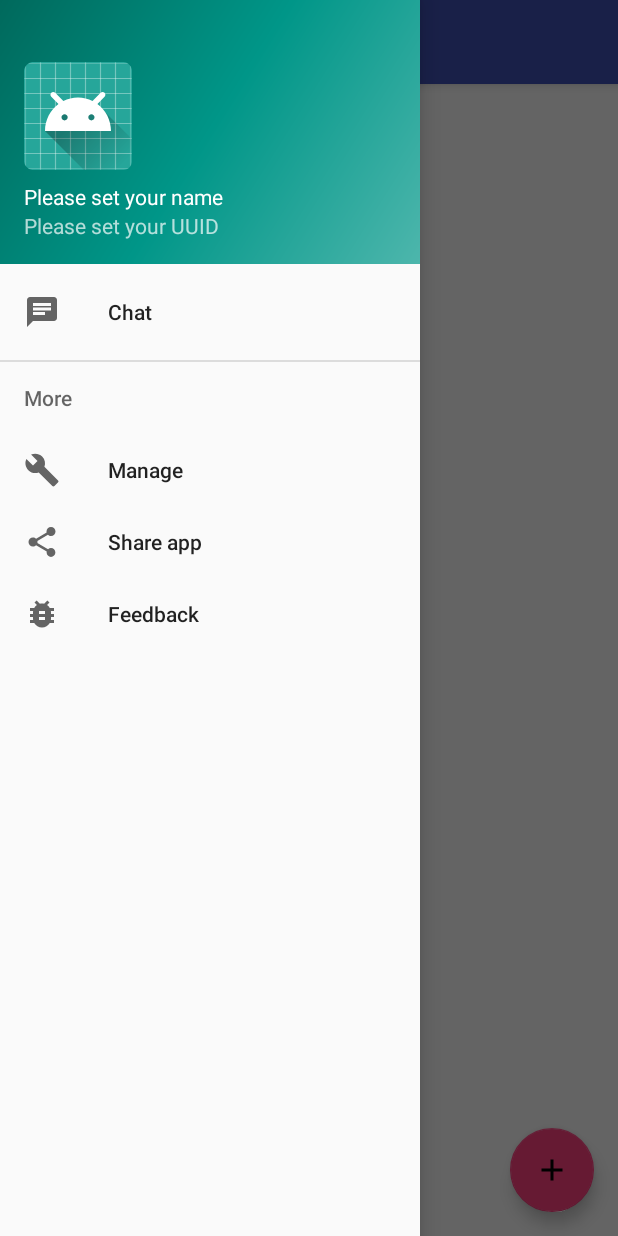
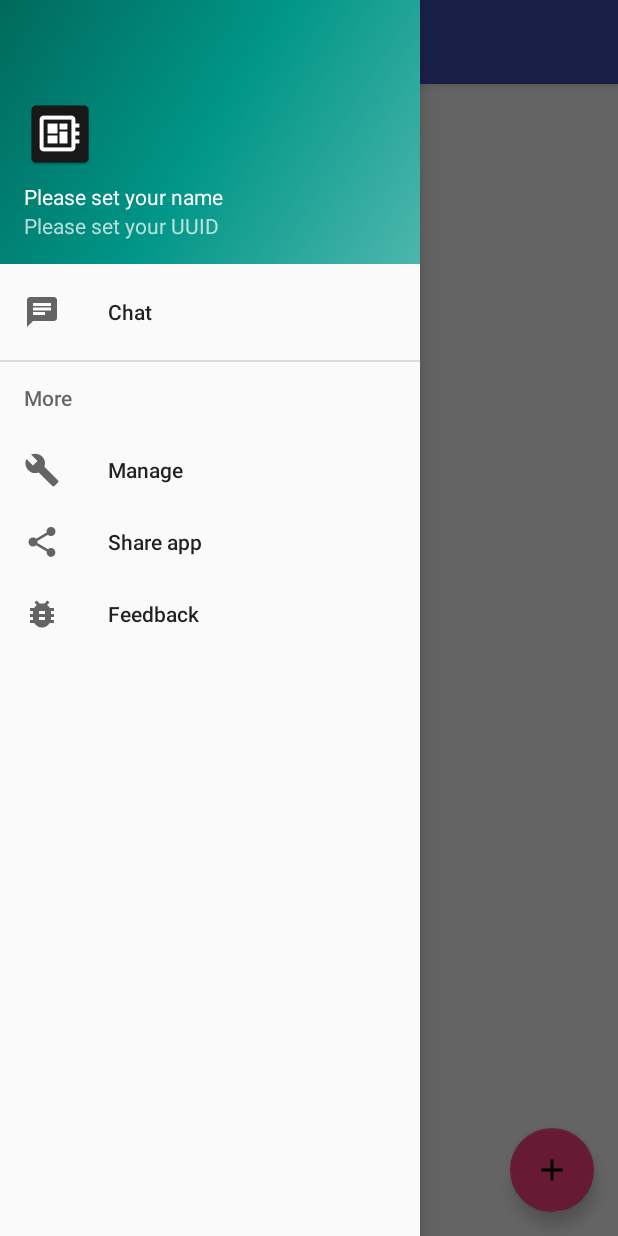
Before and after one commit to Reavershark/meshdevice-android, an Android app: the screen it shows after launch (MainActivity), with the side drawer open, on a phone screen of 412 x 824 dp. Run offline under Robolectric (Android 15) with nearby library versions, the phone set to English and light mode, and no system bars.

Commit message:
New icon

```diff
--- a/app/src/main/AndroidManifest.xml
+++ b/app/src/main/AndroidManifest.xml
@@ -6,7 +6,6 @@
         android:allowBackup="true"
         android:icon="@mipmap/ic_launcher"
         android:label="@string/app_name"
-        android:roundIcon="@mipmap/ic_launcher_round"
         android:supportsRtl="true"
         android:theme="@style/AppTheme">
         <activity
--- a/app/src/main/res/drawable-v24/ic_launcher_foreground.xml
+++ /dev/null
@@ -1,34 +0,0 @@
-<vector xmlns:android="http://schemas.android.com/apk/res/android"
-    xmlns:aapt="http://schemas.android.com/aapt"
-    android:width="108dp"
-    android:height="108dp"
-    android:viewportHeight="108"
-    android:viewportWidth="108">
-    <path
-        android:fillType="evenOdd"
-        android:pathData="M32,64C32,64 38.39,52.99 44.13,50.95C51.37,48.37 70.14,49.57 70.14,49.57L108.26,87.69L108,109.01L75.97,107.97L32,64Z"
-        android:strokeColor="#00000000"
-        android:strokeWidth="1">
-        <aapt:attr name="android:fillColor">
-            <gradient
-                android:endX="78.5885"
-                android:endY="90.9159"
-                android:startX="48.7653"
-                android:startY="61.0927"
-                android:type="linear">
-                <item
-                    android:color="#44000000"
-                    android:offset="0.0" />
-                <item
-                    android:color="#00000000"
-                    android:offset="1.0" />
-            </gradient>
-        </aapt:attr>
-    </path>
-    <path
-        android:fillColor="#FFFFFF"
-        android:fillType="nonZero"
-        android:pathData="M66.94,46.02L66.94,46.02C72.44,50.07 76,56.61 76,64L32,64C32,56.61 35.56,50.11 40.98,46.06L36.18,41.19C35.45,40.45 35.45,39.3 36.18,38.56C36.91,37.81 38.05,37.81 38.78,38.56L44.25,44.05C47.18,42.57 50.48,41.71 54,41.71C57.48,41.71 60.78,42.57 63.68,44.05L69.11,38.56C69.84,37.81 70.98,37.81 71.71,38.56C72.44,39.3 72.44,40.45 71.71,41.19L66.94,46.02ZM62.94,56.92C64.08,56.92 65,56.01 65,54.88C65,53.76 64.08,52.85 62.94,52.85C61.8,52.85 60.88,53.76 60.88,54.88C60.88,56.01 61.8,56.92 62.94,56.92ZM45.06,56.92C46.2,56.92 47.13,56.01 47.13,54.88C47.13,53.76 46.2,52.85 45.06,52.85C43.92,52.85 43,53.76 43,54.88C43,56.01 43.92,56.92 45.06,56.92Z"
-        android:strokeColor="#00000000"
-        android:strokeWidth="1" />
-</vector>
--- a/app/src/main/res/drawable/ic_launcher_background.xml
+++ /dev/null
@@ -1,170 +0,0 @@
-<?xml version="1.0" encoding="utf-8"?>
-<vector xmlns:android="http://schemas.android.com/apk/res/android"
-    android:width="108dp"
-    android:height="108dp"
-    android:viewportHeight="108"
-    android:viewportWidth="108">
-    <path
-        android:fillColor="#26A69A"
-        android:pathData="M0,0h108v108h-108z" />
-    <path
-        android:fillColor="#00000000"
-        android:pathData="M9,0L9,108"
-        android:strokeColor="#33FFFFFF"
-        android:strokeWidth="0.8" />
-    <path
-        android:fillColor="#00000000"
-        android:pathData="M19,0L19,108"
-        android:strokeColor="#33FFFFFF"
-        android:strokeWidth="0.8" />
-    <path
-        android:fillColor="#00000000"
-        android:pathData="M29,0L29,108"
-        android:strokeColor="#33FFFFFF"
-        android:strokeWidth="0.8" />
-    <path
-        android:fillColor="#00000000"
-        android:pathData="M39,0L39,108"
-        android:strokeColor="#33FFFFFF"
-        android:strokeWidth="0.8" />
-    <path
-        android:fillColor="#00000000"
-        android:pathData="M49,0L49,108"
-        android:strokeColor="#33FFFFFF"
-        android:strokeWidth="0.8" />
-    <path
-        android:fillColor="#00000000"
-        android:pathData="M59,0L59,108"
-        android:strokeColor="#33FFFFFF"
-        android:strokeWidth="0.8" />
-    <path
-        android:fillColor="#00000000"
-        android:pathData="M69,0L69,108"
-        android:strokeColor="#33FFFFFF"
-        android:strokeWidth="0.8" />
-    <path
-        android:fillColor="#00000000"
-        android:pathData="M79,0L79,108"
-        android:strokeColor="#33FFFFFF"
-        android:strokeWidth="0.8" />
-    <path
-        android:fillColor="#00000000"
-        android:pathData="M89,0L89,108"
-        android:strokeColor="#33FFFFFF"
-        android:strokeWidth="0.8" />
-    <path
-        android:fillColor="#00000000"
-        android:pathData="M99,0L99,108"
-        android:strokeColor="#33FFFFFF"
-        android:strokeWidth="0.8" />
-    <path
-        android:fillColor="#00000000"
-        android:pathData="M0,9L108,9"
-        android:strokeColor="#33FFFFFF"
-        android:strokeWidth="0.8" />
-    <path
-        android:fillColor="#00000000"
-        android:pathData="M0,19L108,19"
-        android:strokeColor="#33FFFFFF"
-        android:strokeWidth="0.8" />
-    <path
-        android:fillColor="#00000000"
-        android:pathData="M0,29L108,29"
-        android:strokeColor="#33FFFFFF"
-        android:strokeWidth="0.8" />
-    <path
-        android:fillColor="#00000000"
-        android:pathData="M0,39L108,39"
-        android:strokeColor="#33FFFFFF"
-        android:strokeWidth="0.8" />
-    <path
-        android:fillColor="#00000000"
-        android:pathData="M0,49L108,49"
-        android:strokeColor="#33FFFFFF"
-        android:strokeWidth="0.8" />
-    <path
-        android:fillColor="#00000000"
-        android:pathData="M0,59L108,59"
-        android:strokeColor="#33FFFFFF"
-        android:strokeWidth="0.8" />
-    <path
-        android:fillColor="#00000000"
-        android:pathData="M0,69L108,69"
-        android:strokeColor="#33FFFFFF"
-        android:strokeWidth="0.8" />
-    <path
-        android:fillColor="#00000000"
-        android:pathData="M0,79L108,79"
-        android:strokeColor="#33FFFFFF"
-        android:strokeWidth="0.8" />
-    <path
-        android:fillColor="#00000000"
-        android:pathData="M0,89L108,89"
-        android:strokeColor="#33FFFFFF"
-        android:strokeWidth="0.8" />
-    <path
-        android:fillColor="#00000000"
-        android:pathData="M0,99L108,99"
-        android:strokeColor="#33FFFFFF"
-        android:strokeWidth="0.8" />
-    <path
-        android:fillColor="#00000000"
-        android:pathData="M19,29L89,29"
-        android:strokeColor="#33FFFFFF"
-        android:strokeWidth="0.8" />
-    <path
-        android:fillColor="#00000000"
-        android:pathData="M19,39L89,39"
-        android:strokeColor="#33FFFFFF"
-        android:strokeWidth="0.8" />
-    <path
-        android:fillColor="#00000000"
-        android:pathData="M19,49L89,49"
-        android:strokeColor="#33FFFFFF"
-        android:strokeWidth="0.8" />
-    <path
-        android:fillColor="#00000000"
-        android:pathData="M19,59L89,59"
-        android:strokeColor="#33FFFFFF"
-        android:strokeWidth="0.8" />
-    <path
-        android:fillColor="#00000000"
-        android:pathData="M19,69L89,69"
-        android:strokeColor="#33FFFFFF"
-        android:strokeWidth="0.8" />
-    <path
-        android:fillColor="#00000000"
-        android:pathData="M19,79L89,79"
-        android:strokeColor="#33FFFFFF"
-        android:strokeWidth="0.8" />
-    <path
-        android:fillColor="#00000000"
-        android:pathData="M29,19L29,89"
-        android:strokeColor="#33FFFFFF"
-        android:strokeWidth="0.8" />
-    <path
-        android:fillColor="#00000000"
-        android:pathData="M39,19L39,89"
-        android:strokeColor="#33FFFFFF"
-        android:strokeWidth="0.8" />
-    <path
-        android:fillColor="#00000000"
-        android:pathData="M49,19L49,89"
-        android:strokeColor="#33FFFFFF"
-        android:strokeWidth="0.8" />
-    <path
-        android:fillColor="#00000000"
-        android:pathData="M59,19L59,89"
-        android:strokeColor="#33FFFFFF"
-        android:strokeWidth="0.8" />
-    <path
-        android:fillColor="#00000000"
-        android:pathData="M69,19L69,89"
-        android:strokeColor="#33FFFFFF"
-        android:strokeWidth="0.8" />
-    <path
-        android:fillColor="#00000000"
-        android:pathData="M79,19L79,89"
-        android:strokeColor="#33FFFFFF"
-        android:strokeWidth="0.8" />
-</vector>
--- a/app/src/main/res/layout/nav_header_main.xml
+++ b/app/src/main/res/layout/nav_header_main.xml
@@ -18,7 +18,7 @@
         android:layout_width="wrap_content"
         android:layout_height="wrap_content"
         android:paddingTop="@dimen/nav_header_vertical_spacing"
-        app:srcCompat="@mipmap/ic_launcher_round" />
+        app:srcCompat="@mipmap/ic_launcher" />
 
     <TextView
         android:layout_width="match_parent"
--- a/app/src/main/res/mipmap-anydpi-v26/ic_launcher.xml
+++ /dev/null
@@ -1,5 +0,0 @@
-<?xml version="1.0" encoding="utf-8"?>
-<adaptive-icon xmlns:android="http://schemas.android.com/apk/res/android">
-    <background android:drawable="@drawable/ic_launcher_background" />
-    <foreground android:drawable="@drawable/ic_launcher_foreground" />
-</adaptive-icon>
--- a/app/src/main/res/mipmap-anydpi-v26/ic_launcher_round.xml
+++ /dev/null
@@ -1,5 +0,0 @@
-<?xml version="1.0" encoding="utf-8"?>
-<adaptive-icon xmlns:android="http://schemas.android.com/apk/res/android">
-    <background android:drawable="@drawable/ic_launcher_background" />
-    <foreground android:drawable="@drawable/ic_launcher_foreground" />
-</adaptive-icon>
```
Also changed, not shown: app/src/main/ic_launcher-web.png (added), app/src/main/res/mipmap-hdpi/ic_launcher.png, app/src/main/res/mipmap-hdpi/ic_launcher_round.png (deleted), app/src/main/res/mipmap-mdpi/ic_launcher.png, app/src/main/res/mipmap-mdpi/ic_launcher_round.png (deleted), app/src/main/res/mipmap-xhdpi/ic_launcher.png, app/src/main/res/mipmap-xhdpi/ic_launcher_round.png (deleted), app/src/main/res/mipmap-xxhdpi/ic_launcher.png, app/src/main/res/mipmap-xxhdpi/ic_launcher_round.png (deleted), app/src/main/res/mipmap-xxxhdpi/ic_launcher.png, app/src/main/res/mipmap-xxxhdpi/ic_launcher_round.png (deleted).
